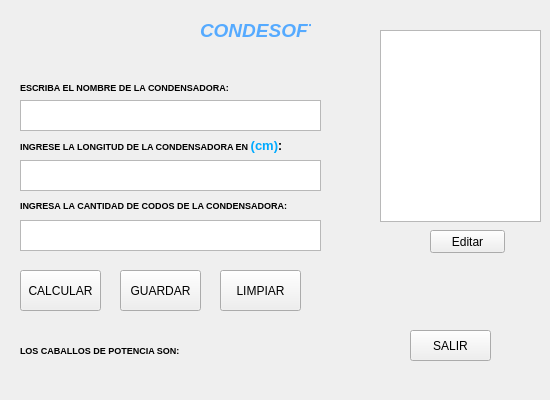
First picture: the form in GuyCondesadora.ui, repository juan-programer/GUY_PYTHON3_QTDESIGNER, before the edit.
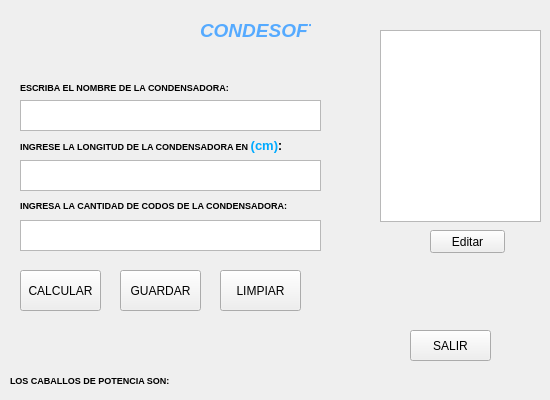
Second picture: the form after the edit.

The edit to the form file:
```diff
--- a/GuyCondesadora.ui
+++ b/GuyCondesadora.ui
@@ -60,9 +60,9 @@
   <widget class="QLabel" name="label_salida">
    <property name="geometry">
     <rect>
-     <x>20</x>
-     <y>340</y>
-     <width>311</width>
+     <x>10</x>
+     <y>370</y>
+     <width>511</width>
      <height>21</height>
     </rect>
    </property>
```
